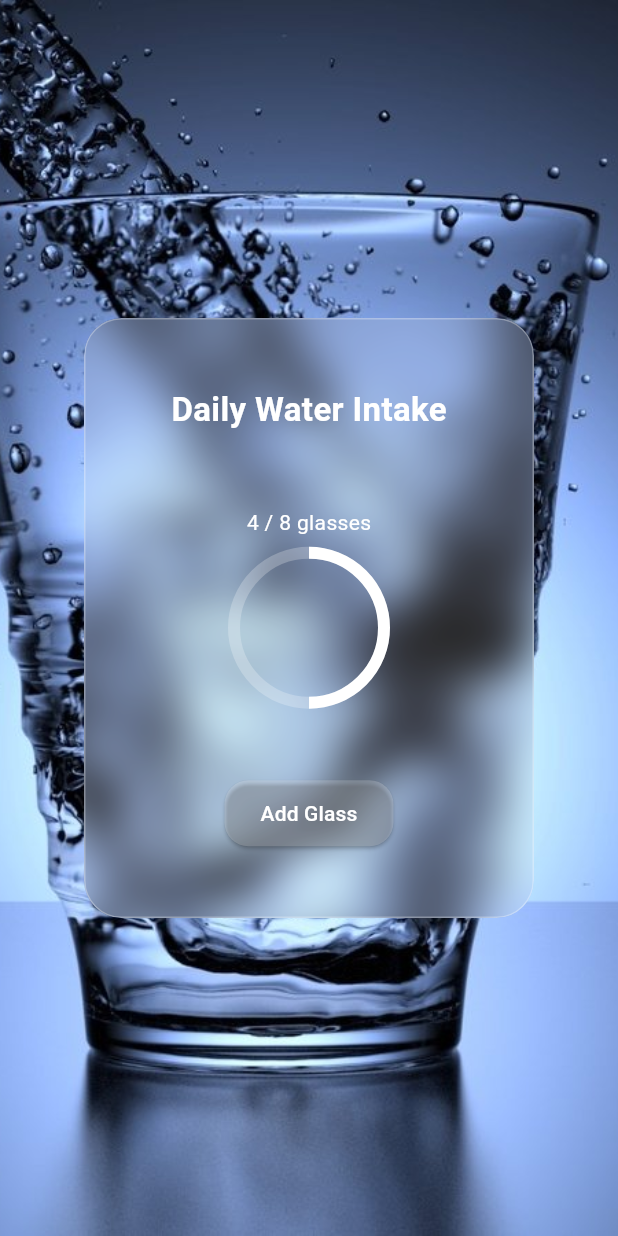
After one commit to Smirthi911/flutter-glassmorphic-profile, a Flutter app: the screen it shows after launch, after a tap on "Water Intake Tracker", on a phone screen of 412 x 824 dp. The commit adds this screen. Run offline on Flutter 3.47's test engine with Material 3 defaults, Android fonts, the phone set to English and light mode, and no system bars.

Commit message:
Day 6: Glassmorphic Water Intake Tracker UI with background image

```diff
--- a/lib/main.dart
+++ b/lib/main.dart
@@ -3,6 +3,7 @@ import 'package:ui_blocks/screens/custom_buttons.dart';
 import 'package:ui_blocks/screens/expansion_card.dart';
 import 'package:ui_blocks/screens/flip_card.dart';
 import 'package:ui_blocks/screens/neumorphic_card.dart';
+import 'package:ui_blocks/screens/water_tracker_screen.dart';
 import 'package:ui_blocks/swipeable_card_carousel.dart';
 import 'screens/glassmorphic_profile.dart';
 import 'screens/task_list_screen.dart';
@@ -123,6 +124,19 @@ _buildCard(
   },
 ),
 
+_buildCard(
+  context,
+  title: 'Water Intake Tracker',
+  subtitle: 'Track your daily water intake',
+  onTap: () {
+    Navigator.push(
+      context,
+      MaterialPageRoute(builder: (_) => const WaterTrackerScreen()),
+    );
+  },
+),
+
+
 
         ],
       ),
--- /dev/null
+++ b/lib/screens/water_tracker_screen.dart
@@ -0,0 +1,86 @@
+import 'dart:ui';
+import 'package:flutter/material.dart';
+
+class WaterTrackerScreen extends StatelessWidget {
+  const WaterTrackerScreen({super.key});
+
+  @override
+  Widget build(BuildContext context) {
+    return Scaffold(
+      body: Stack(
+        children: [
+          Positioned.fill(
+  child: Image.asset(
+    'assets/water.jpg',
+    fit: BoxFit.cover,
+  ),
+),
+          Center(
+            child: ClipRRect(
+              borderRadius: BorderRadius.circular(25),
+              child: BackdropFilter(
+                filter: ImageFilter.blur(sigmaX: 15, sigmaY: 15),
+                child: Container(
+                  width: 300,
+                  height: 400,
+                  decoration: BoxDecoration(
+                    color: Colors.white.withOpacity(0.15),
+                    borderRadius: BorderRadius.circular(25),
+                    border: Border.all(color: Colors.white.withOpacity(0.3)),
+                  ),
+                  padding: const EdgeInsets.all(20),
+                  child: Column(
+                    mainAxisAlignment: MainAxisAlignment.spaceAround,
+                    children: [
+                      const Text(
+                        "Daily Water Intake",
+                        style: TextStyle(
+                          fontSize: 22,
+                          fontWeight: FontWeight.bold,
+                          color: Colors.white,
+                        ),
+                      ),
+                      Column(
+                        children: [
+                          const Text(
+                            "4 / 8 glasses",
+                            style: TextStyle(color: Colors.white),
+                          ),
+                          const SizedBox(height: 10),
+                          SizedBox(
+                            height: 100,
+                            width: 100,
+                            child: CircularProgressIndicator(
+                              value: 0.5,
+                              strokeWidth: 8,
+                              backgroundColor: Colors.white24,
+                              valueColor: AlwaysStoppedAnimation<Color>(Colors.white),
+                            ),
+                          ),
+                        ],
+                      ),
+                      ElevatedButton(
+                        style: ElevatedButton.styleFrom(
+                          backgroundColor: Colors.white.withOpacity(0.2),
+                          foregroundColor: Colors.white,
+                          padding: const EdgeInsets.symmetric(horizontal: 24, vertical: 12),
+                          shape: RoundedRectangleBorder(
+                            borderRadius: BorderRadius.circular(16),
+                          ),
+                        ),
+                        onPressed: () {
+                          // TODO: Add logic later
+                        },
+                        child: const Text("Add Glass"),
+                      )
+                    ],
+                  ),
+                ),
+              ),
+            ),
+          ),
+        ],
+      ),
+    );
+  }
+}
--- a/pubspec.yaml
+++ b/pubspec.yaml
@@ -64,6 +64,7 @@ flutter:
     - assets/card1.jpg
     - assets/card2.jpg
     - assets/card3.jpeg
+    - assets/water.jpg
 
   # An image asset can refer to one or more resolution-specific "variants", see
   # https://flutter.dev/to/resolution-aware-images
```
Also changed, not shown: assets/water.jpg (added).
